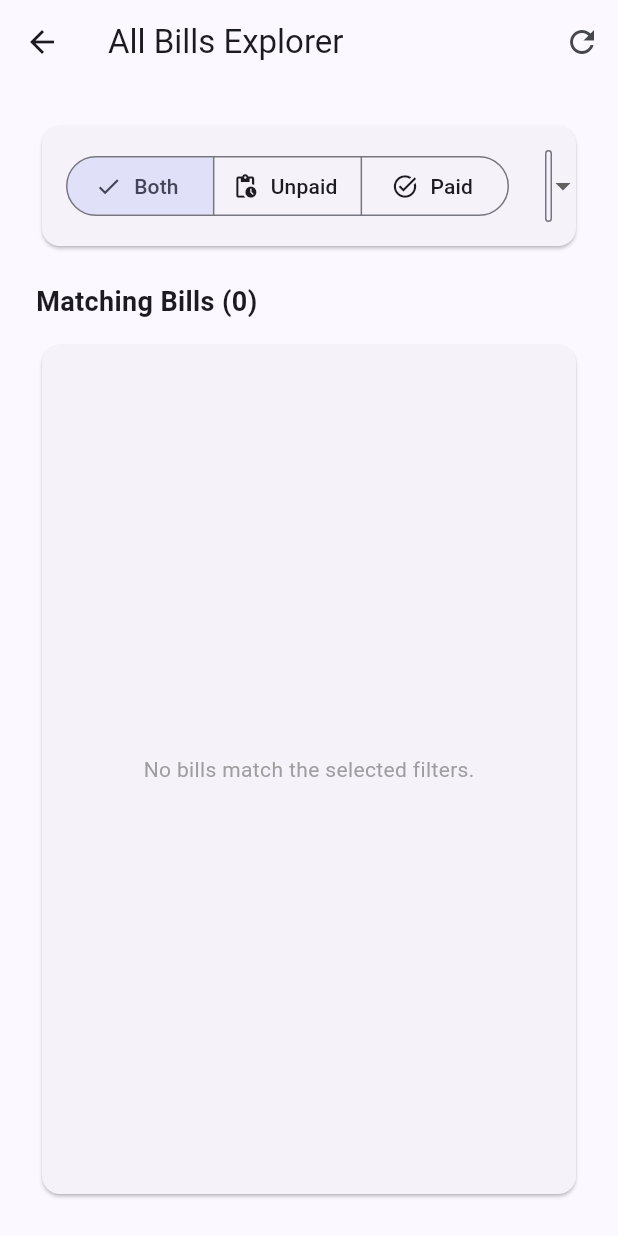
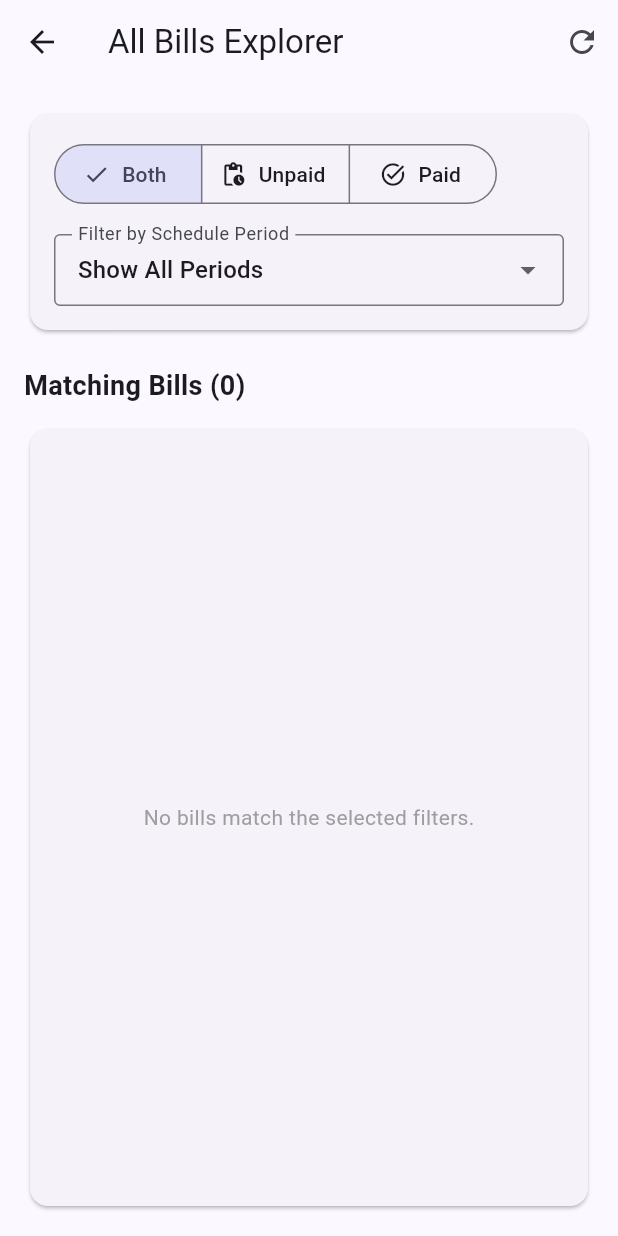
Before and after one commit to C-Anslow/bill-tracker, a Flutter app: the AllBillsView screen opened directly, on a phone screen of 412 x 824 dp. Run offline on Flutter 3.47's test engine with Material 3 defaults, Android fonts, the phone set to English and light mode, and no system bars; our stand-ins replace supabase_flutter; accounts and stored records are empty.

Commit message:
fix: resolve mobile layout overflows in all bills and manage templates views

```diff
--- a/lib/views/all_bills_view.dart
+++ b/lib/views/all_bills_view.dart
@@ -193,7 +193,7 @@ class _AllBillsViewState extends State<AllBillsView> {
       body: _isLoading
           ? const Center(child: CircularProgressIndicator())
           : Padding(
-        padding: const EdgeInsets.all(24.0),
+        padding: const EdgeInsets.all(16.0), // Reduced padding for mobile
         child: Column(
           crossAxisAlignment: CrossAxisAlignment.start,
           children: [
@@ -201,10 +201,13 @@ class _AllBillsViewState extends State<AllBillsView> {
             Card(
               child: Padding(
                 padding: const EdgeInsets.all(16.0),
-                child: Row(
+                child: Column( // Changed from Row to Column for mobile responsiveness
+                  crossAxisAlignment: CrossAxisAlignment.stretch,
                   children: [
                     // 1. Status Segmented Toggle
-                    SegmentedButton<String>(
+                    SingleChildScrollView(
+                      scrollDirection: Axis.horizontal,
+                      child: SegmentedButton<String>(
                         segments: const [
                           ButtonSegment(
                             value: 'all',
@@ -230,11 +233,11 @@ class _AllBillsViewState extends State<AllBillsView> {
                           _fetchBills();
                         },
                       ),
-                    const SizedBox(width: 24),
+                    ),
+                    const SizedBox(height: 16),
 
                     // 2. Schedule Header Title Dropdown
-                    Expanded(
-                      child: DropdownButtonFormField<String?>(
+                    DropdownButtonFormField<String?>(
                       value: _selectedHeaderId,
                       decoration: const InputDecoration(
                         labelText: 'Filter by Schedule Period',
@@ -260,7 +263,6 @@ class _AllBillsViewState extends State<AllBillsView> {
                         });
                         _fetchBills();
                       },
-                      ),
                     ),
                   ],
                 ),
```
Also changed, not shown: lib/views/manage_templates_view.dart (+15 -7 lines). Lines whose indentation alone changed are shown as unchanged.
